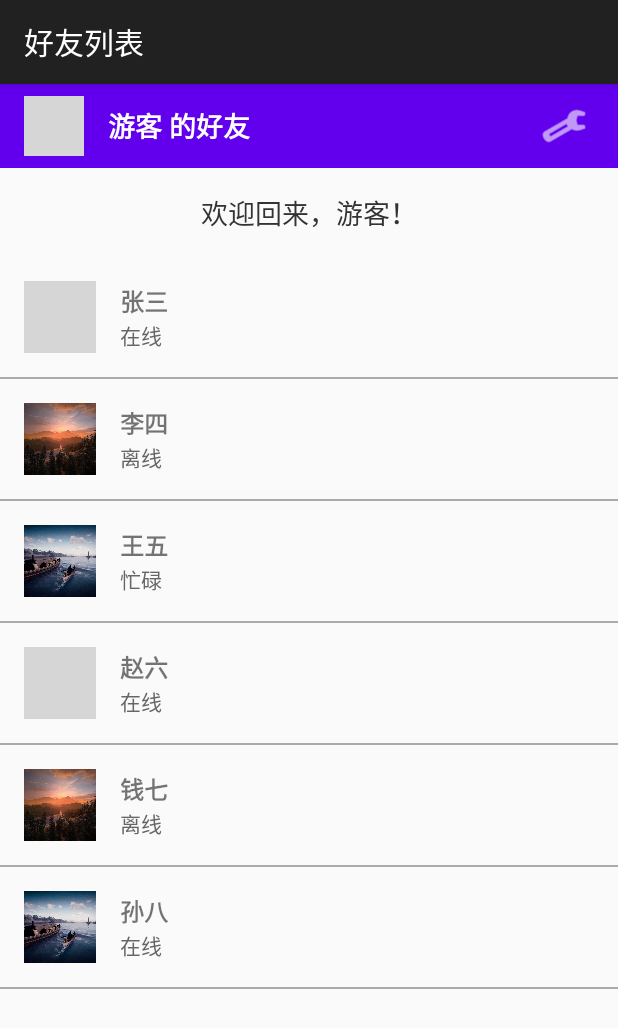
After one commit to tianyi-y52/first_test, an Android app: the FriendListActivity screen opened directly, with no data from a screen before it, on a phone screen of 412 x 824 dp. The commit adds this screen. Shown: the top 1028 px of the screen. Run offline under Robolectric (Android 15) with nearby library versions, the phone set to English and light mode, and no system bars; grey boxes are pictures that could not be loaded.

Commit message:
社交软件第一版

```diff
--- a/app/build.gradle.kts
+++ b/app/build.gradle.kts
@@ -34,7 +34,11 @@ android {
 dependencies {
 
     implementation(libs.appcompat)
-    implementation("com.google.android.material:material:1.9.0")  // ← 添加这一行
+    implementation("androidx.appcompat:appcompat:1.6.1")
+    implementation("com.google.android.material:material:1.9.0")
+    implementation("androidx.constraintlayout:constraintlayout:2.1.4")
+    implementation("androidx.core:core:1.10.1")
+    implementation("androidx.core:core-ktx:1.10.1")// 添加这些依赖
     implementation(libs.material)
     implementation(libs.activity)
     implementation(libs.constraintlayout)
--- /dev/null
+++ b/app/src/main/java/com/example/application2test/CustomToolbar.java
@@ -0,0 +1,66 @@
+package com.example.application2test;
+
+import android.content.Context;
+import android.content.res.Resources;
+import android.util.AttributeSet;
+import android.view.Gravity;
+import android.view.LayoutInflater;
+import android.view.View;
+import android.widget.ImageButton;
+import android.widget.ImageView;
+import android.widget.LinearLayout;
+import android.widget.TextView;
+import androidx.core.content.ContextCompat;
+
+public class CustomToolbar extends LinearLayout {
+
+    private ImageView avatarImageView;
+    private TextView titleTextView;
+
+    public CustomToolbar(Context context) {
+        super(context);
+        init(context);
+    }
+
+    public CustomToolbar(Context context, AttributeSet attrs) {
+        super(context, attrs);
+        init(context);
+    }
+
+    public CustomToolbar(Context context, AttributeSet attrs, int defStyleAttr) {
+        super(context, attrs, defStyleAttr);
+        init(context);
+    }
+
+    private void init(Context context) {
+        LayoutInflater.from(context).inflate(R.layout.custom_toolbar, this, true);
+
+        setOrientation(HORIZONTAL);
+        setGravity(Gravity.CENTER_VERTICAL);
+        setBackgroundColor(ContextCompat.getColor(context, R.color.purple_500));
+        setPadding(dpToPx(16), dpToPx(8), dpToPx(16), dpToPx(8));
+
+        avatarImageView = findViewById(R.id.toolbar_avatar);
+        titleTextView = findViewById(R.id.toolbar_title);
+
+        ImageButton settingsButton = findViewById(R.id.btn_settings);
+        settingsButton.setOnClickListener(new OnClickListener() {
+            @Override
+            public void onClick(View v) {
+                // 可以在这里添加设置按钮的点击事件
+            }
+        });
+    }
+
+    public void setTitle(String title) {
+        titleTextView.setText(title);
+    }
+
+    public void setAvatar(int avatarResId) {
+        avatarImageView.setImageResource(avatarResId);
+    }
+
+    private int dpToPx(int dp) {
+        return (int) (dp * Resources.getSystem().getDisplayMetrics().density);
+    }
+}
--- /dev/null
+++ b/app/src/main/java/com/example/application2test/Friend.java
@@ -0,0 +1,17 @@
+package com.example.application2test;
+//好友数据类
+public class Friend {
+    private String name;
+    private String status;
+    private int avatarResId;
+
+    public Friend(String name, String status, int avatarResId) {
+        this.name = name;
+        this.status = status;
+        this.avatarResId = avatarResId;
+    }
+
+    public String getName() { return name; }
+    public String getStatus() { return status; }
+    public int getAvatarResId() { return avatarResId; }
+}
--- /dev/null
+++ b/app/src/main/java/com/example/application2test/FriendAdapter.java
@@ -0,0 +1,66 @@
+package com.example.application2test;
+import android.content.Context;
+import android.view.LayoutInflater;
+import android.view.View;
+import android.view.ViewGroup;
+import android.widget.BaseAdapter;
+import android.widget.ImageView;
+import android.widget.TextView;
+import java.util.List;
+
+public class FriendAdapter extends BaseAdapter {
+
+    private Context context;
+    private List<Friend> friends;
+    private LayoutInflater inflater;
+
+    public FriendAdapter(Context context, List<Friend> friends) {
+        this.context = context;
+        this.friends = friends;
+        this.inflater = LayoutInflater.from(context);
+    }
+
+    @Override
+    public int getCount() {
+        return friends.size();
+    }
+
+    @Override
+    public Friend getItem(int position) {
+        return friends.get(position);
+    }
+
+    @Override
+    public long getItemId(int position) {
+        return position;
+    }
+
+    @Override
+    public View getView(int position, View convertView, ViewGroup parent) {
+        ViewHolder holder;
+
+        if (convertView == null) {
+            convertView = inflater.inflate(R.layout.item_friend, parent, false);
+            holder = new ViewHolder();
+            holder.avatar = convertView.findViewById(R.id.iv_avatar);
+            holder.name = convertView.findViewById(R.id.tv_name);
+            holder.status = convertView.findViewById(R.id.tv_status);
+            convertView.setTag(holder);
+        } else {
+            holder = (ViewHolder) convertView.getTag();
+        }
+
+        Friend friend = getItem(position);
+        holder.avatar.setImageResource(friend.getAvatarResId());
+        holder.name.setText(friend.getName());
+        holder.status.setText(friend.getStatus());
+
+        return convertView;
+    }
+
+    private static class ViewHolder {
+        ImageView avatar;
+        TextView name;
+        TextView status;
+    }
+}
--- /dev/null
+++ b/app/src/main/java/com/example/application2test/FriendListActivity.java
@@ -0,0 +1,71 @@
+package com.example.application2test;
+import android.content.Intent;
+import android.os.Bundle;
+import android.widget.ListView;
+import android.widget.TextView;
+import android.widget.Toast;
+import androidx.appcompat.app.AppCompatActivity;
+import java.util.ArrayList;
+import java.util.List;
+
+public class FriendListActivity extends AppCompatActivity {
+
+    private CustomToolbar toolbar;
+    private TextView tvWelcome;
+    private ListView lvFriends;
+
+    @Override
+    protected void onCreate(Bundle savedInstanceState) {
+        super.onCreate(savedInstanceState);
+        setContentView(R.layout.activity_friend_list);
+
+        initViews();
+        User user = getUserData();
+        setupToolbar(user);
+        setupFriendList(user);
+    }
+
+    private void initViews() {
+        toolbar = findViewById(R.id.toolbar);
+        tvWelcome = findViewById(R.id.tv_welcome);
+        lvFriends = findViewById(R.id.lv_friends);
+    }
+
+    private User getUserData() {
+        Intent intent = getIntent();
+        User user = (User) intent.getSerializableExtra("user");
+        if (user == null) {
+            user = new User("游客", "", R.drawable.avatar1);
+        }
+        return user;
+    }
+
+    private void setupToolbar(User user) {
+        toolbar.setTitle(user.getUsername() + " 的好友");
+        toolbar.setAvatar(user.getAvatarResId());
+        tvWelcome.setText("欢迎回来，" + user.getUsername() + "！");
+    }
+
+    private void setupFriendList(User user) {
+        List<Friend> friends = createFriendList();
+
+        FriendAdapter adapter = new FriendAdapter(this, friends);
+        lvFriends.setAdapter(adapter);
+
+        lvFriends.setOnItemClickListener((parent, view, position, id) -> {
+            Friend friend = friends.get(position);
+            Toast.makeText(this, "点击了: " + friend.getName(), Toast.LENGTH_SHORT).show();
+        });
+    }
+
+    private List<Friend> createFriendList() {
+        List<Friend> friends = new ArrayList<>();
+        friends.add(new Friend("张三", "在线", R.drawable.avatar1));
+        friends.add(new Friend("李四", "离线", R.drawable.avatar2));
+        friends.add(new Friend("王五", "忙碌", R.drawable.avatar3));
+        friends.add(new Friend("赵六", "在线", R.drawable.avatar1));
+        friends.add(new Friend("钱七", "离线", R.drawable.avatar2));
+        friends.add(new Friend("孙八", "在线", R.drawable.avatar3));
+        return friends;
+    }
+}
--- /dev/null
+++ b/app/src/main/java/com/example/application2test/User.java
@@ -0,0 +1,24 @@
+package com.example.application2test;
+//用户数据类
+import java.io.Serializable;
+
+public class User implements Serializable {
+    private String username;
+    private String password;
+    private int avatarResId;
+
+    public User(String username, String password, int avatarResId) {
+        this.username = username;
+        this.password = password;
+        this.avatarResId = avatarResId;
+    }
+
+    public String getUsername() { return username; }
+    public void setUsername(String username) { this.username = username; }
+
+    public String getPassword() { return password; }
+    public void setPassword(String password) { this.password = password; }
+
+    public int getAvatarResId() { return avatarResId; }
+    public void setAvatarResId(int avatarResId) { this.avatarResId = avatarResId; }
+}
--- /dev/null
+++ b/app/src/main/res/layout/activity_friend_list.xml
@@ -0,0 +1,32 @@
+<?xml version="1.0" encoding="utf-8"?>
+<LinearLayout
+    xmlns:android="http://schemas.android.com/apk/res/android"
+    android:layout_width="match_parent"
+    android:layout_height="match_parent"
+    android:orientation="vertical">
+
+    <!-- 修正后的 CustomToolbar 声明 -->
+    <com.example.application2test.CustomToolbar
+        android:id="@+id/toolbar"
+        android:layout_width="match_parent"
+        android:layout_height="wrap_content" />
+
+    <TextView
+        android:id="@+id/tv_welcome"
+        android:layout_width="match_parent"
+        android:layout_height="wrap_content"
+        android:text="欢迎回来！"
+        android:textSize="18sp"
+        android:gravity="center"
+        android:padding="16dp"
+        android:textColor="#333333" />
+
+    <ListView
+        android:id="@+id/lv_friends"
+        android:layout_width="match_parent"
+        android:layout_height="0dp"
+        android:layout_weight="1"
+        android:divider="@android:color/darker_gray"
+        android:dividerHeight="1dp" />
+
+</LinearLayout>
--- /dev/null
+++ b/app/src/main/res/layout/custom_toolbar.xml
@@ -0,0 +1,38 @@
+<?xml version="1.0" encoding="utf-8"?>
+<LinearLayout
+    xmlns:android="http://schemas.android.com/apk/res/android"
+    xmlns:app="http://schemas.android.com/apk/res-auto"
+    android:layout_width="match_parent"
+    android:layout_height="wrap_content"
+    android:orientation="horizontal"
+    android:gravity="center_vertical">
+
+    <ImageView
+        android:id="@+id/toolbar_avatar"
+        android:layout_width="40dp"
+        android:layout_height="40dp"
+        android:layout_marginEnd="16dp"
+        android:scaleType="centerCrop"
+        android:src="@drawable/avatar1"
+        android:contentDescription="@string/avatar_description" />
+
+    <TextView
+        android:id="@+id/toolbar_title"
+        android:layout_width="0dp"
+        android:layout_height="wrap_content"
+        android:layout_weight="1"
+        android:text="社交应用"
+        android:textColor="#FFFFFF"
+        android:textSize="18sp"
+        android:textStyle="bold" />
+
+    <ImageButton
+        android:id="@+id/btn_settings"
+        android:layout_width="40dp"
+        android:layout_height="40dp"
+        android:background="?attr/selectableItemBackgroundBorderless"
+        android:src="@android:drawable/ic_menu_preferences"
+        app:tint="#FFFFFF"
+        android:contentDescription="@string/settings_button_description" />
+
+</LinearLayout>
--- /dev/null
+++ b/app/src/main/res/layout/item_friend.xml
@@ -0,0 +1,41 @@
+<?xml version="1.0" encoding="utf-8"?>
+<LinearLayout
+    xmlns:android="http://schemas.android.com/apk/res/android"
+    android:layout_width="match_parent"
+    android:layout_height="wrap_content"
+    android:orientation="horizontal"
+    android:padding="16dp"
+    android:gravity="center_vertical">
+
+    <ImageView
+        android:id="@+id/iv_avatar"
+        android:layout_width="48dp"
+        android:layout_height="48dp"
+        android:scaleType="centerCrop"
+        android:src="@drawable/avatar1" />
+
+    <LinearLayout
+        android:layout_width="0dp"
+        android:layout_height="wrap_content"
+        android:layout_weight="1"
+        android:orientation="vertical"
+        android:layout_marginStart="16dp">
+
+        <TextView
+            android:id="@+id/tv_name"
+            android:layout_width="wrap_content"
+            android:layout_height="wrap_content"
+            android:text="好友名称"
+            android:textSize="16sp"
+            android:textStyle="bold" />
+
+        <TextView
+            android:id="@+id/tv_status"
+            android:layout_width="wrap_content"
+            android:layout_height="wrap_content"
+            android:text="状态"
+            android:textSize="14sp"
+            android:textColor="#666666" />
+    </LinearLayout>
+
+</LinearLayout>
--- a/app/src/main/res/values/colors.xml
+++ b/app/src/main/res/values/colors.xml
@@ -1,5 +1,7 @@
 <?xml version="1.0" encoding="utf-8"?>
 <resources>
-    <color name="black">#FF000000</color>
-    <color name="white">#FFFFFFFF</color>
+    <color name="purple_500">#FF6200EE</color>
+    <color name="purple_700">#FF3700B3</color>
+    <color name="teal_200">#FF03DAC5</color>
+    <color name="teal_700">#FF018786</color>
 </resources>
--- a/app/src/main/res/values/strings.xml
+++ b/app/src/main/res/values/strings.xml
@@ -1,3 +1,5 @@
 <resources>
     <string name="app_name">Application2Test</string>
+    <string name="avatar_description">用户头像</string>
+    <string name="settings_button_description">打开设置菜单</string>
 </resources>
--- /dev/null
+++ b/app/src/main/res/values/styles.xml
@@ -0,0 +1,2 @@
+<?xml version="1.0" encoding="utf-8"?>
+<resources></resources>
```
Also changed, not shown: app/src/main/AndroidManifest.xml (+7 -7 lines), app/src/main/java/com/example/application2test/MainActivity.java (+46 -57 lines), app/src/main/res/drawable/avatar_selector.xml (added, +15 -0 lines), app/src/main/res/layout/activity_main.xml (+67 -104 lines), app/src/main/res/drawable/avatar2.jpg (added), app/src/main/res/drawable/avatar3.jpg (added), app/src/main/res/drawable/background.jpg (renamed from app/src/main/res/drawable/a.jpg), 2 other files.
